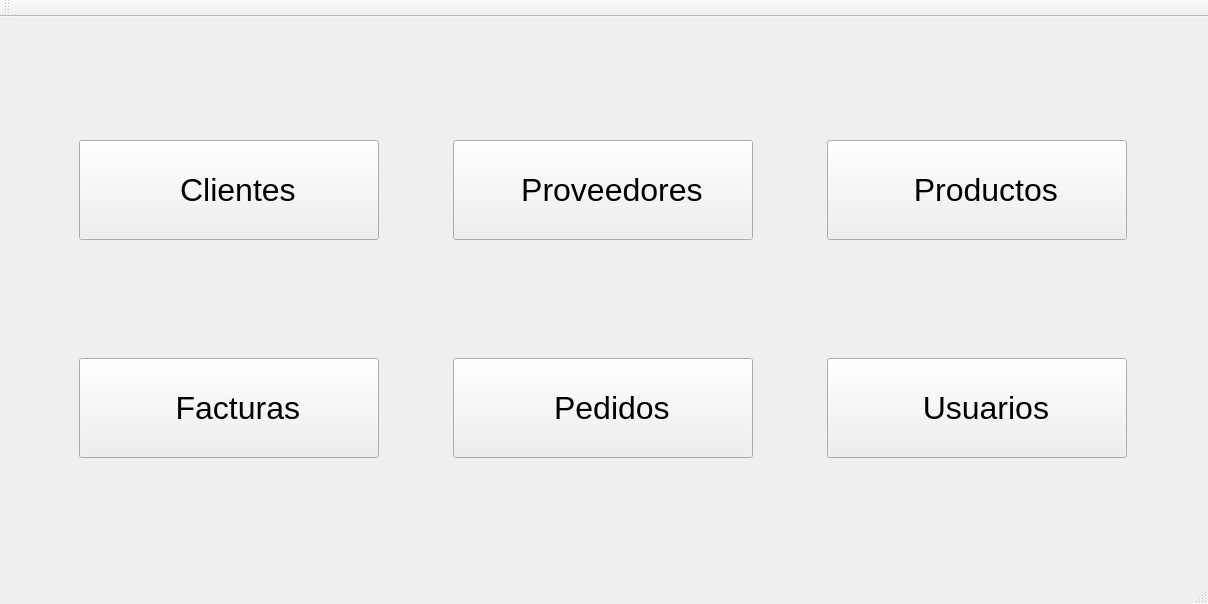
Qt form WebSocket_cliente/mainwindow.ui (med-ak/proyecto) before a commit.
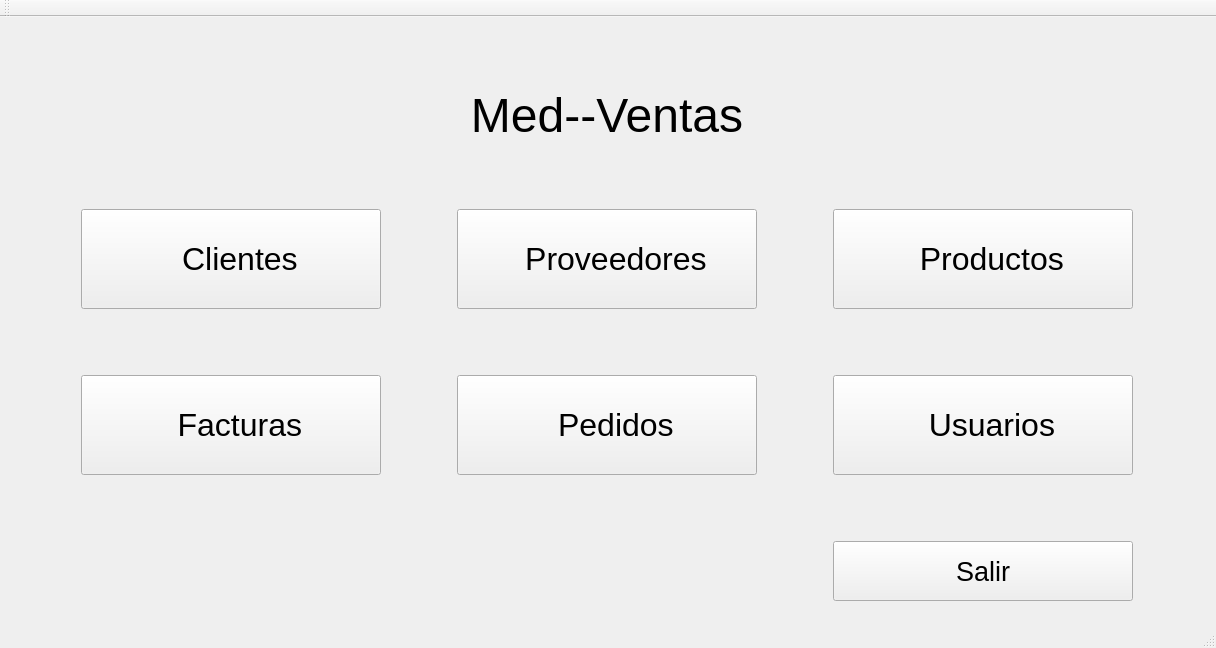
The same form after that commit. Icons and pictures are not drawn.

The edit to the form file:
```diff
--- a/WebSocket_cliente/mainwindow.ui
+++ b/WebSocket_cliente/mainwindow.ui
@@ -6,10 +6,15 @@
    <rect>
     <x>0</x>
     <y>0</y>
-    <width>1208</width>
-    <height>604</height>
+    <width>1216</width>
+    <height>648</height>
    </rect>
   </property>
+  <property name="font">
+   <font>
+    <pointsize>20</pointsize>
+   </font>
+  </property>
   <property name="windowTitle">
    <string>Gestión de venta</string>
   </property>
@@ -19,7 +24,46 @@
   </property>
   <widget class="QWidget" name="centralWidget">
    <layout class="QGridLayout" name="gridLayout">
-    <item row="1" column="0">
+    <item row="0" column="1">
+     <spacer name="verticalSpacer_3">
+      <property name="orientation">
+       <enum>Qt::Vertical</enum>
+      </property>
+      <property name="sizeHint" stdset="0">
+       <size>
+        <width>20</width>
+        <height>40</height>
+       </size>
+      </property>
+     </spacer>
+    </item>
+    <item row="6" column="2">
+     <spacer name="verticalSpacer">
+      <property name="orientation">
+       <enum>Qt::Vertical</enum>
+      </property>
+      <property name="sizeHint" stdset="0">
+       <size>
+        <width>10</width>
+        <height>20</height>
+       </size>
+      </property>
+     </spacer>
+    </item>
+    <item row="4" column="1">
+     <spacer name="verticalSpacer_2">
+      <property name="orientation">
+       <enum>Qt::Vertical</enum>
+      </property>
+      <property name="sizeHint" stdset="0">
+       <size>
+        <width>20</width>
+        <height>40</height>
+       </size>
+      </property>
+     </spacer>
+    </item>
+    <item row="3" column="0">
      <widget class="QPushButton" name="ButtonCliente">
       <property name="minimumSize">
        <size>
@@ -53,7 +97,7 @@
       </property>
      </widget>
     </item>
-    <item row="1" column="1">
+    <item row="3" column="1">
      <widget class="QPushButton" name="ButtonProveedores">
       <property name="minimumSize">
        <size>
@@ -87,8 +131,8 @@
       </property>
      </widget>
     </item>
-    <item row="2" column="0">
-     <widget class="QPushButton" name="ButtonFacturas">
+    <item row="5" column="2">
+     <widget class="QPushButton" name="ButtonUsuarios">
       <property name="minimumSize">
        <size>
         <width>300</width>
@@ -107,7 +151,7 @@
        </font>
       </property>
       <property name="text">
-       <string>  Facturas</string>
+       <string>  Usuarios</string>
       </property>
       <property name="icon">
        <iconset resource="img/iconos.qrc">
@@ -121,7 +165,7 @@
       </property>
      </widget>
     </item>
-    <item row="1" column="2">
+    <item row="3" column="2">
      <widget class="QPushButton" name="ButtonProductos">
       <property name="minimumSize">
        <size>
@@ -155,7 +199,7 @@
       </property>
      </widget>
     </item>
-    <item row="2" column="1">
+    <item row="5" column="1">
      <widget class="QPushButton" name="ButtonPedidos">
       <property name="minimumSize">
        <size>
@@ -189,8 +233,8 @@
       </property>
      </widget>
     </item>
-    <item row="2" column="2">
-     <widget class="QPushButton" name="ButtonUsuarios">
+    <item row="5" column="0">
+     <widget class="QPushButton" name="ButtonFacturas">
       <property name="minimumSize">
        <size>
         <width>300</width>
@@ -209,7 +253,7 @@
        </font>
       </property>
       <property name="text">
-       <string>  Usuarios</string>
+       <string>  Facturas</string>
       </property>
       <property name="icon">
        <iconset resource="img/iconos.qrc">
@@ -223,6 +267,63 @@
       </property>
      </widget>
     </item>
+    <item row="7" column="2">
+     <widget class="QPushButton" name="pushButton">
+      <property name="minimumSize">
+       <size>
+        <width>300</width>
+        <height>60</height>
+       </size>
+      </property>
+      <property name="maximumSize">
+       <size>
+        <width>300</width>
+        <height>60</height>
+       </size>
+      </property>
+      <property name="text">
+       <string>Salir</string>
+      </property>
+      <property name="icon">
+       <iconset resource="img/iconos.qrc">
+        <normaloff>:/salir.png</normaloff>:/salir.png</iconset>
+      </property>
+      <property name="iconSize">
+       <size>
+        <width>30</width>
+        <height>30</height>
+       </size>
+      </property>
+     </widget>
+    </item>
+    <item row="1" column="1">
+     <widget class="QLabel" name="label">
+      <property name="font">
+       <font>
+        <pointsize>36</pointsize>
+       </font>
+      </property>
+      <property name="text">
+       <string>Med--Ventas</string>
+      </property>
+      <property name="alignment">
+       <set>Qt::AlignCenter</set>
+      </property>
+     </widget>
+    </item>
+    <item row="2" column="1">
+     <spacer name="verticalSpacer_4">
+      <property name="orientation">
+       <enum>Qt::Vertical</enum>
+      </property>
+      <property name="sizeHint" stdset="0">
+       <size>
+        <width>20</width>
+        <height>40</height>
+       </size>
+      </property>
+     </spacer>
+    </item>
    </layout>
   </widget>
   <widget class="QMenuBar" name="menuBar">
```
Left out of the diff: 6 changed lines with no effect on the pictures.
